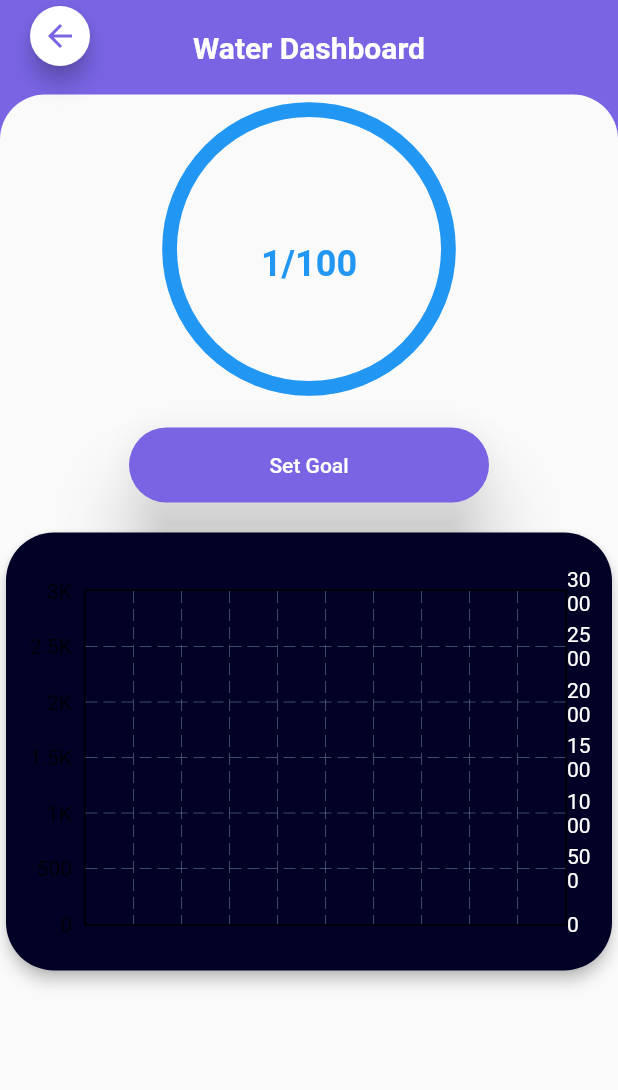
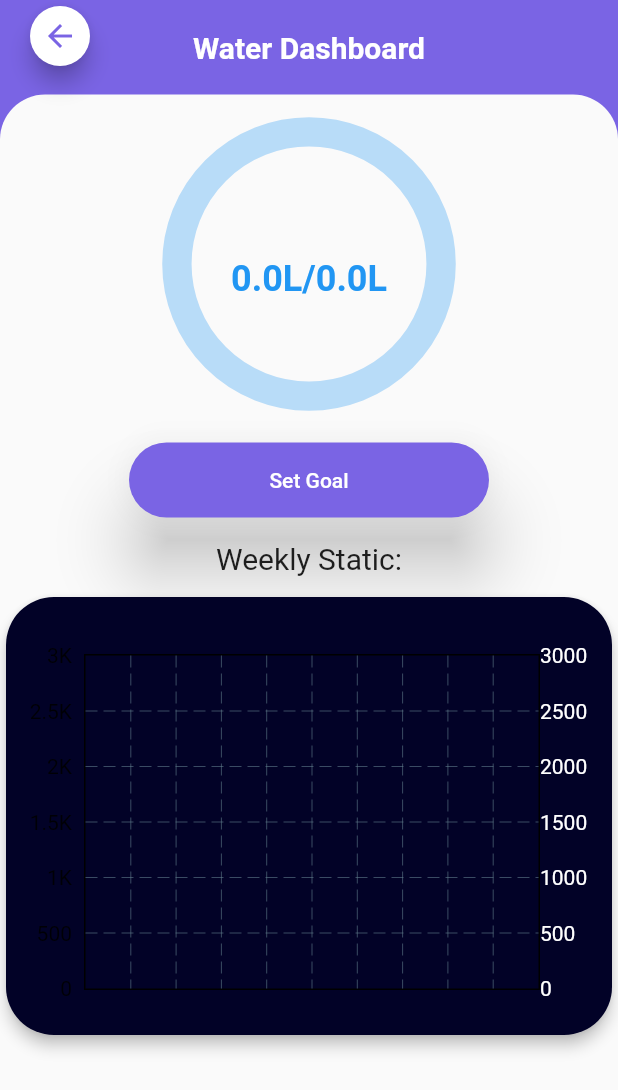
Before and after one commit to rks369/swastha_health_app, a Flutter app: the PhysicalHealth screen opened directly, after a tap on "Water:", on a phone screen of 412 x 824 dp. Shown: the top 1090 px of the screen. Run offline on Flutter 3.47's test engine with Material 2 defaults, Android fonts, the phone set to English and light mode, and no system bars; drawn by our look-alikes of fl_chart, syncfusion_flutter_gauges; our stand-ins replace cloud_firestore, device_info_plus, firebase_auth, firebase_core, firebase_storage, flutter_advanced_drawer and 8 more; missing offline and left inert: flutter_background_service, flutter_background_service_android; accounts and stored records are empty.

Commit message:
basic ui of waterdashboard done

```diff
--- a/lib/graph/barchartwidget.dart
+++ b/lib/graph/barchartwidget.dart
@@ -1,4 +1,3 @@
-
 import 'package:fl_chart/fl_chart.dart';
 import 'package:flutter/material.dart';
 import 'package:swastha/database/sql_helper.dart';
@@ -51,6 +50,7 @@ class _BarChartWidgetState extends State<BarChartWidget> {
         rightTitles: AxisTitles(
             sideTitles: SideTitles(
                 showTitles: true,
+                reservedSize: 40,
                 getTitlesWidget: ((value, meta) {
                   return Text(value.toInt().toString(),
                       style: const TextStyle(color: kWhite));
--- a/lib/screens/dashboards/water_dashboard.dart
+++ b/lib/screens/dashboards/water_dashboard.dart
@@ -1,18 +1,41 @@
 import 'package:flutter/material.dart';
 import 'package:flutter_bloc/flutter_bloc.dart';
+import 'package:intl/intl.dart';
 import 'package:swastha/Bloc/auth_cubit.dart';
+import 'package:swastha/database/sql_helper.dart';
 import 'package:swastha/graph/barchartwidget.dart';
 import 'package:swastha/screens/home/physical_health.dart';
 import 'package:swastha/utils/styles.dart';
 import 'package:swastha/widgets/round_button.dart';
 import 'package:syncfusion_flutter_gauges/gauges.dart';
 
-class WaterDashboard extends StatelessWidget {
+class WaterDashboard extends StatefulWidget {
   const WaterDashboard({Key? key}) : super(key: key);
+
+  @override
+  State<WaterDashboard> createState() => _WaterDashboardState();
+}
+
+class _WaterDashboardState extends State<WaterDashboard> {
+  @override
+  void initState() {
+    // TODO: implement initState
+    settaken();
+    super.initState();
+  }
+
+  void settaken() async {
+    final blocProvider = BlocProvider.of<AuthCubit>(context);
+    List resList = await SQLHelper.getItem(
+        DateFormat('dd/MM/yyyy').format(DateTime.now()));
+    blocProvider.setWaterTaken(resList[0]['waterTaken'] * 1.0);
+  }
 
   @override
   Widget build(BuildContext context) {
     final blocProvider = BlocProvider.of<AuthCubit>(context);
+    double taken = blocProvider.waterModel.takenwater;
+    taken = taken / 1000;
     return Scaffold(
       floatingActionButtonLocation: FloatingActionButtonLocation.startTop,
       floatingActionButton: FloatingActionButton(
@@ -51,6 +74,9 @@ class WaterDashboard extends StatelessWidget {
                     topRight: Radius.circular(30))),
             child: Column(
               children: [
+                SizedBox(
+                  height: 10,
+                ),
                 Center(
                   child: SizedBox(
                     height: MediaQuery.of(context).size.width / 2,
@@ -67,16 +93,16 @@ class WaterDashboard extends StatelessWidget {
                               showLabels: false,
                               showTicks: false,
                               axisLineStyle: AxisLineStyle(
-                                thickness: 0.1,
+                                thickness: 0.2,
                                 cornerStyle: CornerStyle.bothCurve,
                                 color: Colors.blue.withOpacity(0.3),
                                 thicknessUnit: GaugeSizeUnit.factor,
                               ),
                               pointers: <GaugePointer>[
                                 RangePointer(
-                                  value: 20 + 0.0,
+                                  value: taken + 0.0,
                                   cornerStyle: CornerStyle.bothCurve,
-                                  width: 0.1,
+                                  width: 0.2,
                                   sizeUnit: GaugeSizeUnit.factor,
                                   color: Colors.blue,
                                 ),
@@ -85,7 +111,8 @@ class WaterDashboard extends StatelessWidget {
                                 GaugeAnnotation(
                                   positionFactor: 0.1,
                                   angle: 90,
-                                  widget: Text('1/100',
+                                  widget: Text(
+                                      '${taken}L/${blocProvider.waterModel.goalwater}L',
                                       style: kHeadingTextStyle.copyWith(
                                           color: Colors.blue, fontSize: 24.0)),
                                 ),
@@ -103,6 +130,13 @@ class WaterDashboard extends StatelessWidget {
                             return const SetWaterGoal();
                           });
                     }),
+                const Text(
+                  "Weekly Static:",
+                  style: TextStyle(fontSize: 20),
+                ),
+                const SizedBox(
+                  height: 10,
+                ),
                 SizedBox(
                   height: 300,
                   child: Card(
--- a/lib/screens/home/physical_health.dart
+++ b/lib/screens/home/physical_health.dart
@@ -40,6 +40,7 @@ class _PhysicalHealthState extends State<PhysicalHealth> {
   void initState() {
     // TODO: implement initState
     getData();
+    settaken();
     super.initState();
   }
 
```
